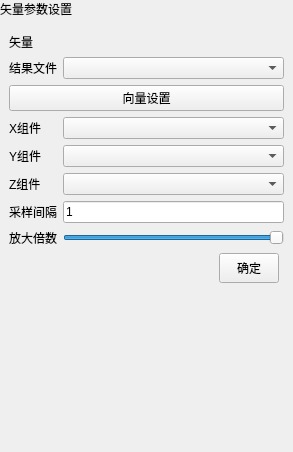
Above: plugins/Base_PostProcessing/VectorSettingWidget.ui from asd977/base_cae before the change. Below: the same form after it.
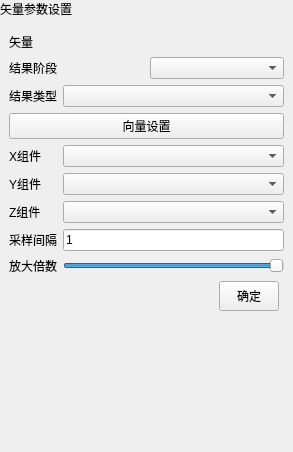
That is the form after the change.

What changed in the file:
```diff
--- a/plugins/Base_PostProcessing/VectorSettingWidget.ui
+++ b/plugins/Base_PostProcessing/VectorSettingWidget.ui
@@ -81,6 +81,20 @@
      <item>
       <widget class="QWidget" name="widget" native="true">
        <layout class="QVBoxLayout" name="verticalLayout_2">
+        <item>
+         <layout class="QHBoxLayout" name="resultStageLayout">
+          <item>
+           <widget class="QLabel" name="resultStageLabel">
+            <property name="text">
+             <string>结果阶段</string>
+            </property>
+           </widget>
+          </item>
+          <item>
+           <widget class="QComboBox" name="resultDirComboBox"/>
+          </item>
+         </layout>
+        </item>
         <item>
          <layout class="QHBoxLayout" name="horizontalLayout_2">
           <item>
@@ -92,7 +106,7 @@
              </sizepolicy>
             </property>
             <property name="text">
-             <string>结果文件</string>
+             <string>结果类型</string>
             </property>
            </widget>
           </item>
```
